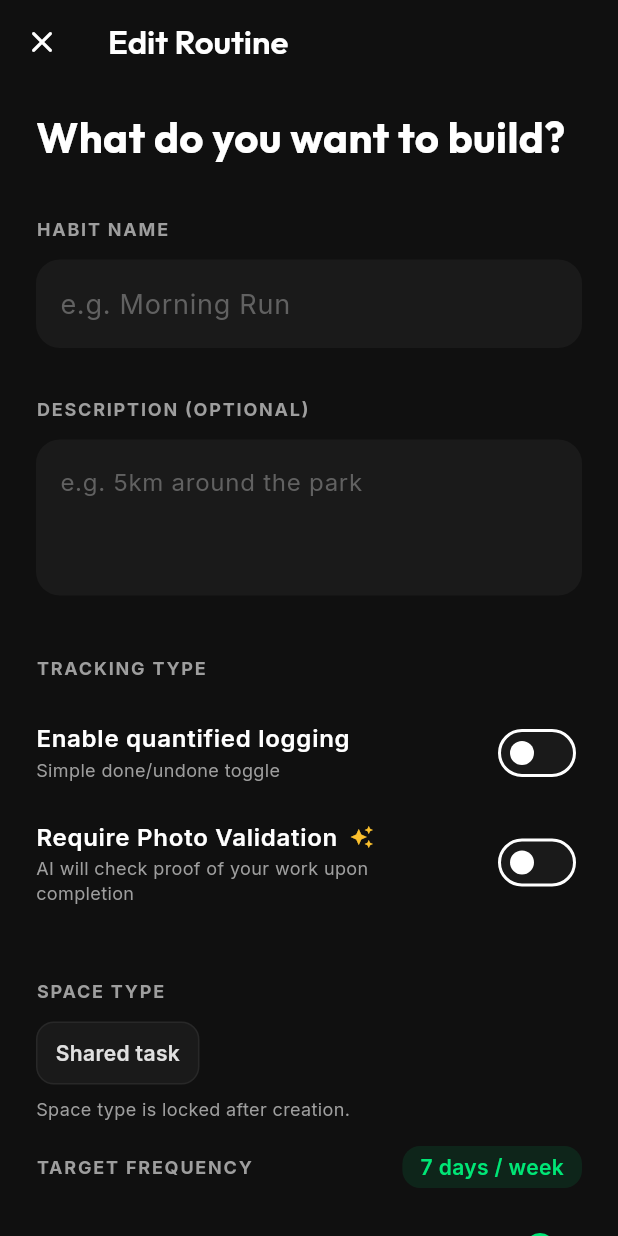
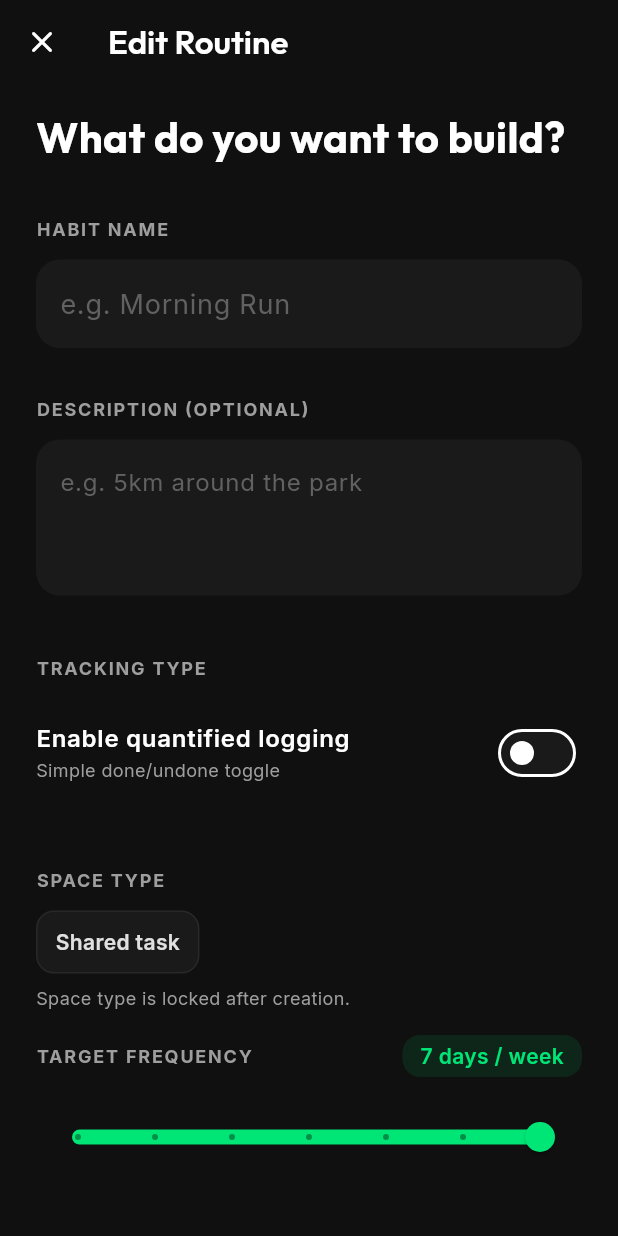
Before and after one commit to luck-shay/Trackly, a Flutter app: the _CreateHabitView screen opened directly with empty values, on a phone screen of 412 x 824 dp. Run offline on Flutter 3.47's test engine with Material 3 defaults, Android fonts, the phone set to English and light mode, and no system bars; drawn by our look-alikes of flutter_animate; our stand-ins replace cloud_firestore, device_info_plus, firebase_auth, firebase_core, firebase_messaging, firebase_storage and 11 more; missing offline and left inert: health; accounts and stored records are empty.

Commit message:
feat: remove photo validation feature from habit creation and dashboard screens

```diff
--- a/lib/screens/create_habit_screen.dart
+++ b/lib/screens/create_habit_screen.dart
@@ -244,29 +244,7 @@ class _CreateHabitViewState extends State<_CreateHabitView> {
               ),
               Consumer<CreateHabitProvider>(
                 builder: (context, provider, child) {
-                  return SwitchListTile.adaptive(
-                    value: provider.requiresPhotoValidation,
-                    onChanged: provider.setRequiresPhotoValidation,
-                    contentPadding: EdgeInsets.zero,
-                    title: Row(
-                      children: [
-                        Text(
-                          'Require Photo Validation',
-                          style: GoogleFonts.inter(fontWeight: FontWeight.w600),
-                        ),
-                        const SizedBox(width: 8),
-                        Icon(Icons.auto_awesome, color: Colors.yellow[700], size: 16),
-                      ],
-                    ),
-                    subtitle: Text(
-                      'AI will check proof of your work upon completion',
-                      style: GoogleFonts.inter(
-                        color: Colors.grey[500],
-                        fontSize: 12,
-                      ),
-                    ),
-                    activeThumbColor: Theme.of(context).colorScheme.primary,
-                  );
+                  return const SizedBox.shrink();
                 },
               ),
               Consumer<CreateHabitProvider>(
```
Also changed, not shown: lib/providers/create_habit_provider.dart (+5 -5 lines), lib/screens/dashboard_screen.dart (+0 -108 lines).
